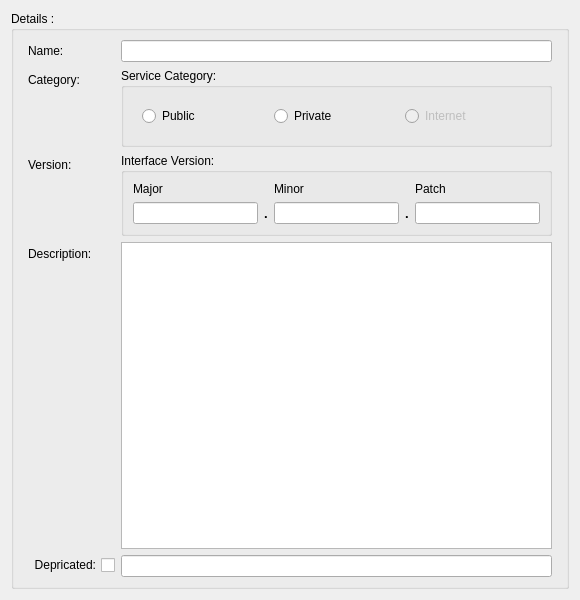
The window that sources/lusan/view/si/ui/SIOverviewDetails.ui (aregtech/areg-sdk-tools) describes before a commit, drawn with Qt 5.
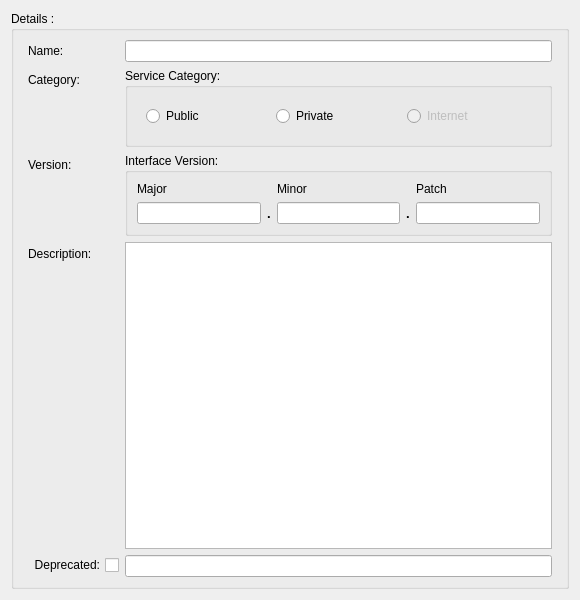
The same window after the commit.

Diff of the .ui file:
```diff
--- a/sources/lusan/view/si/ui/SIOverviewDetails.ui
+++ b/sources/lusan/view/si/ui/SIOverviewDetails.ui
@@ -147,7 +147,7 @@
            <enum>Qt::LayoutDirection::RightToLeft</enum>
           </property>
           <property name="text">
-           <string>Depricated:</string>
+           <string>Deprecated:</string>
           </property>
          </widget>
         </item>
```
Left out of the diff: 8 changed lines with no effect on the pictures.
